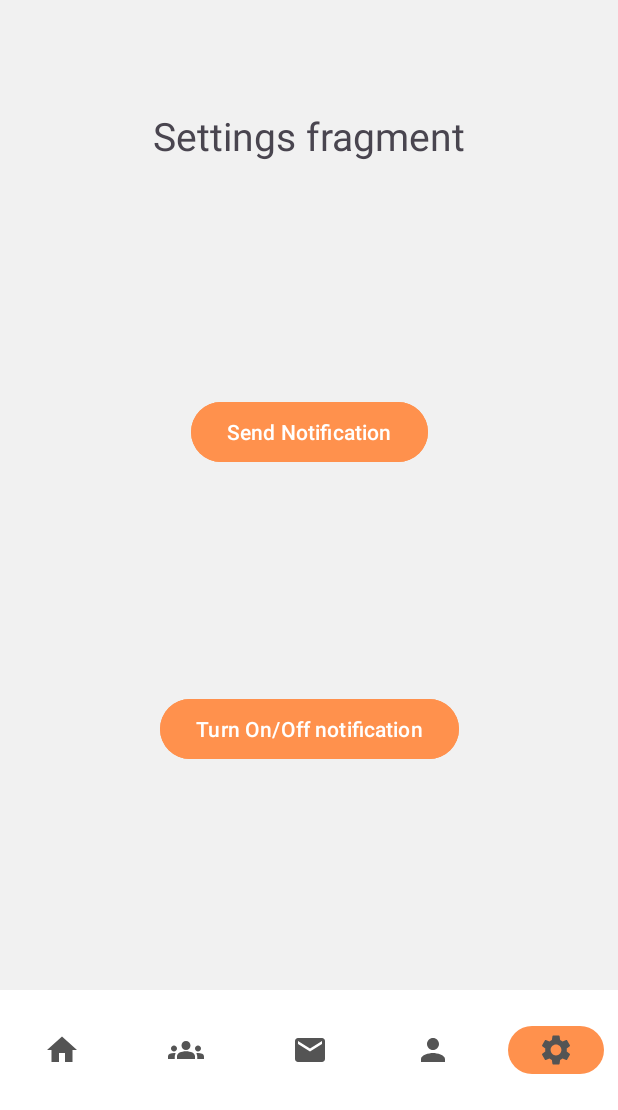
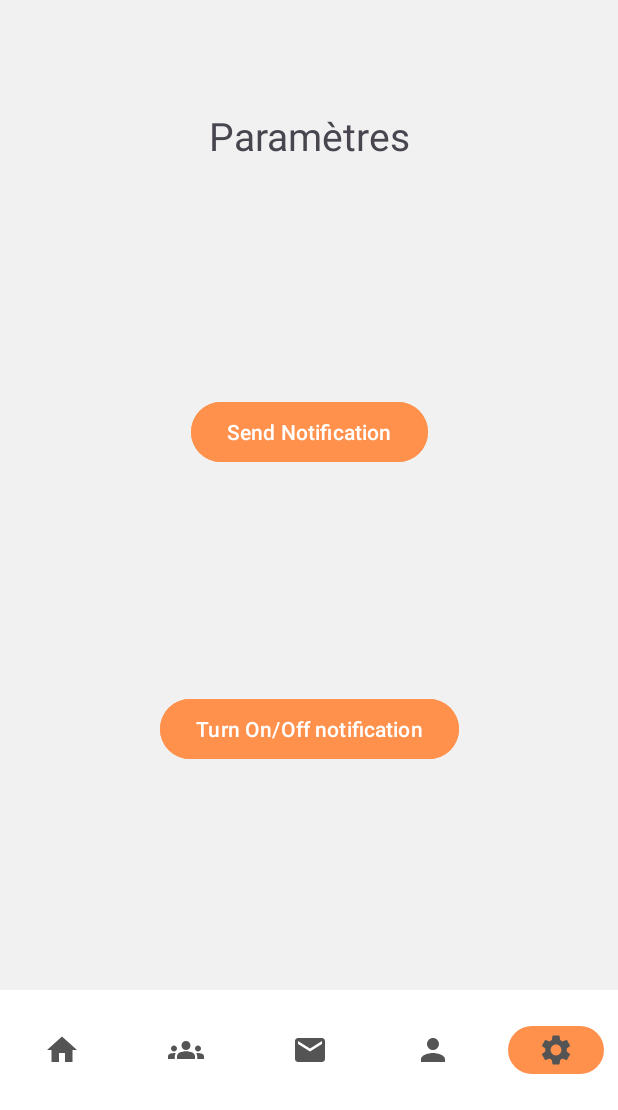
Before and after one commit to NIS4IL-PROJETS5/DogGoAndroid, an Android app: the SettingsFragment screen opened through its navigation route, on a phone screen of 412 x 824 dp, the part 126-1236 px from its top. Run offline under Robolectric (Android 15) with nearby library versions, the phone set to English and light mode, and no system bars; our stand-ins replace navigation-ui; pictures from the network do not load; 1 statement that could not run was skipped.

Commit message:
Fix typo

```diff
--- a/app/src/main/res/layout/fragment_contact.xml
+++ b/app/src/main/res/layout/fragment_contact.xml
@@ -70,7 +70,7 @@
 
             <EditText
                 android:id="@+id/pt_message"
-                android:layout_width="wrap_content"
+                android:layout_width="0dp"
                 android:layout_height="wrap_content"
                 android:ems="10"
                 android:gravity="start|top"
--- a/app/src/main/res/layout/fragment_document_member.xml
+++ b/app/src/main/res/layout/fragment_document_member.xml
@@ -59,7 +59,7 @@
             android:id="@+id/switch1"
             android:layout_width="wrap_content"
             android:layout_height="wrap_content"
-            android:text="N'afficher que les documentDisplays manquants"
+            android:text="N'afficher que les document manquants"
             app:layout_constraintEnd_toEndOf="parent"
             app:layout_constraintStart_toStartOf="parent"
             app:layout_constraintTop_toTopOf="parent" />
--- a/app/src/main/res/layout/fragment_profile.xml
+++ b/app/src/main/res/layout/fragment_profile.xml
@@ -119,7 +119,7 @@
             android:layout_weight="0"
             android:background="@drawable/round_button"
             android:fontFamily="sans-serif"
-            android:text="Mes documentDisplays"
+            android:text="Mes documents"
             android:textAllCaps="false"
             android:textColor="@color/black"
             android:textSize="16sp"
--- a/app/src/main/res/layout/fragment_settings.xml
+++ b/app/src/main/res/layout/fragment_settings.xml
@@ -82,7 +82,7 @@
             android:layout_width="wrap_content"
             android:layout_height="wrap_content"
             android:layout_gravity="center"
-            android:text="Settings fragment"
+            android:text="Paramètres"
             android:textSize="26sp"
             app:layout_constraintBottom_toTopOf="@+id/show"
             app:layout_constraintEnd_toEndOf="parent"
```
